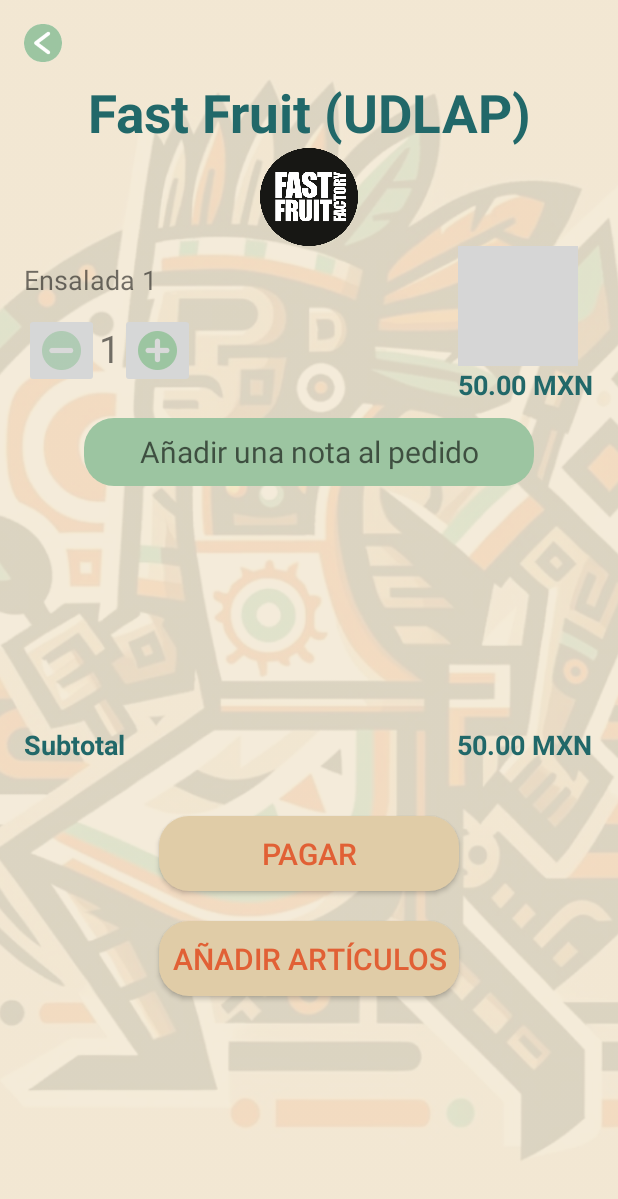
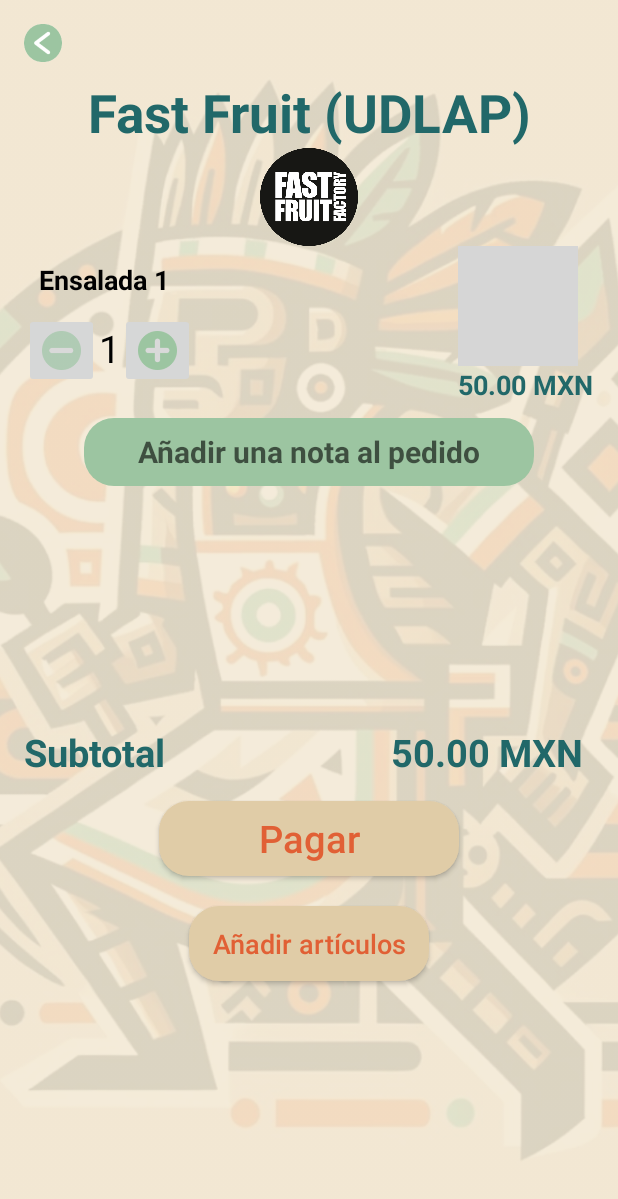
Before and after one commit to JuanCarlosSanchezB/IngDeSoftware, an Android app: the layout prepurchase.xml on its own in the app's theme, with its tools: preview values and no code run, on a phone screen of 412 x 824 dp. Shown: the top 1199 px of the screen. Run offline under Robolectric (Android 15) with nearby library versions, the phone set to English and light mode, and no system bars; grey boxes are pictures that could not be loaded.

Commit message:
Se agrego la pantalla de pedidos, se actualizo el estilo de la pantalla de Prepurchase y se modificaron unas variables

```diff
--- a/AztecasApp/app/src/main/res/layout/prepurchase.xml
+++ b/AztecasApp/app/src/main/res/layout/prepurchase.xml
@@ -68,8 +68,11 @@
                     android:layout_width="wrap_content"
                     android:layout_height="wrap_content"
                     android:layout_marginTop="10dp"
+                    android:layout_marginLeft="10dp"
                     android:text="Ensalada 1"
-                    android:textSize="18sp" />
+                    android:textSize="18sp"
+                    android:textColor="#000000"
+                    android:textStyle="bold"/>
 
                 <LinearLayout
                     android:layout_width="wrap_content"
@@ -88,7 +91,8 @@
                         android:layout_height="wrap_content"
                         android:text="1"
                         android:textSize="25sp"
-                        android:layout_marginTop="6dp"/>
+                        android:layout_marginTop="6dp"
+                        android:textColor="#000000"/>
 
                     <ImageButton
                         android:layout_width="50dp"
@@ -132,7 +136,8 @@
             android:hint="Añadir una nota al pedido"
             android:textAlignment="center"
             android:textColor="#49A078"
-            android:textSize="20dp" />
+            android:textSize="20dp"
+            android:textStyle="bold"/>
 
         <LinearLayout
             android:layout_width="match_parent"
@@ -145,17 +150,17 @@
                 android:layout_height="wrap_content"
                 android:text="Subtotal"
                 android:textColor="#216869"
-                android:textSize="18sp"
+                android:textSize="25sp"
                 android:textStyle="bold" />
 
             <TextView
                 android:layout_width="wrap_content"
                 android:layout_height="wrap_content"
                 android:layout_gravity="end"
-                android:layout_marginStart="221dp"
+                android:layout_marginStart="150dp"
                 android:text="50.00 MXN"
                 android:textColor="#216869"
-                android:textSize="18sp"
+                android:textSize="25sp"
                 android:textStyle="bold" />
 
         </LinearLayout>
@@ -164,21 +169,23 @@
             android:layout_width="200dp"
             android:layout_height="wrap_content"
             android:layout_gravity="center_horizontal"
-            android:layout_marginTop="35dp"
+            android:layout_marginTop="15dp"
             android:background="@drawable/create_button"
+            android:textAllCaps="false"
             android:text="Pagar"
             android:textColor="#E16035"
-            android:textSize="20dp" />
+            android:textSize="25sp" />
 
         <Button
-            android:layout_width="200dp"
-            android:layout_height="wrap_content"
+            android:layout_width="160dp"
+            android:layout_height="50dp"
             android:layout_gravity="center_horizontal"
             android:layout_marginTop="20dp"
             android:background="@drawable/create_button"
             android:text="Añadir artículos"
+            android:textAllCaps="false"
             android:textColor="#E16035"
-            android:textSize="20dp" />
+            android:textSize="18sp" />
 
     </LinearLayout>
 
```
Also changed, not shown: AztecasApp/app/src/main/res/layout/orders.xml (added, +128 -0 lines), AztecasApp/app/src/main/res/layout/register.xml (+8 -8 lines), AztecasApp/app/src/main/res/layout/user.xml (+4 -4 lines).
